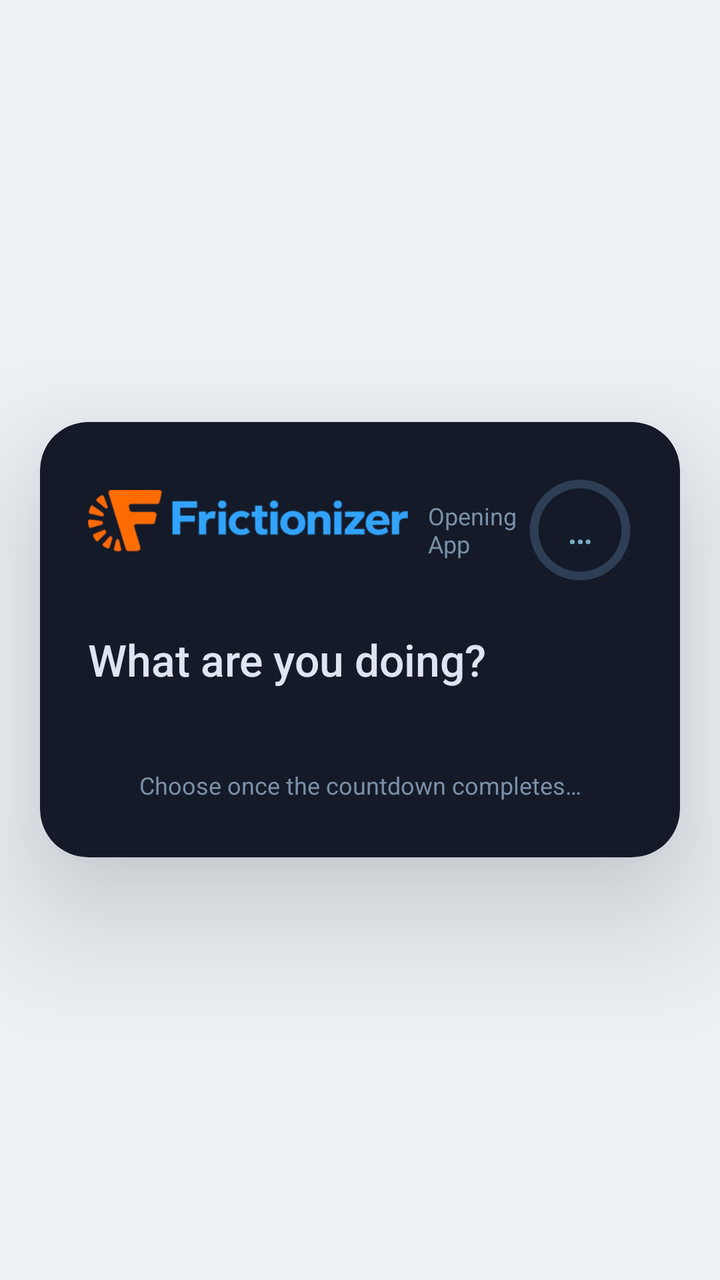
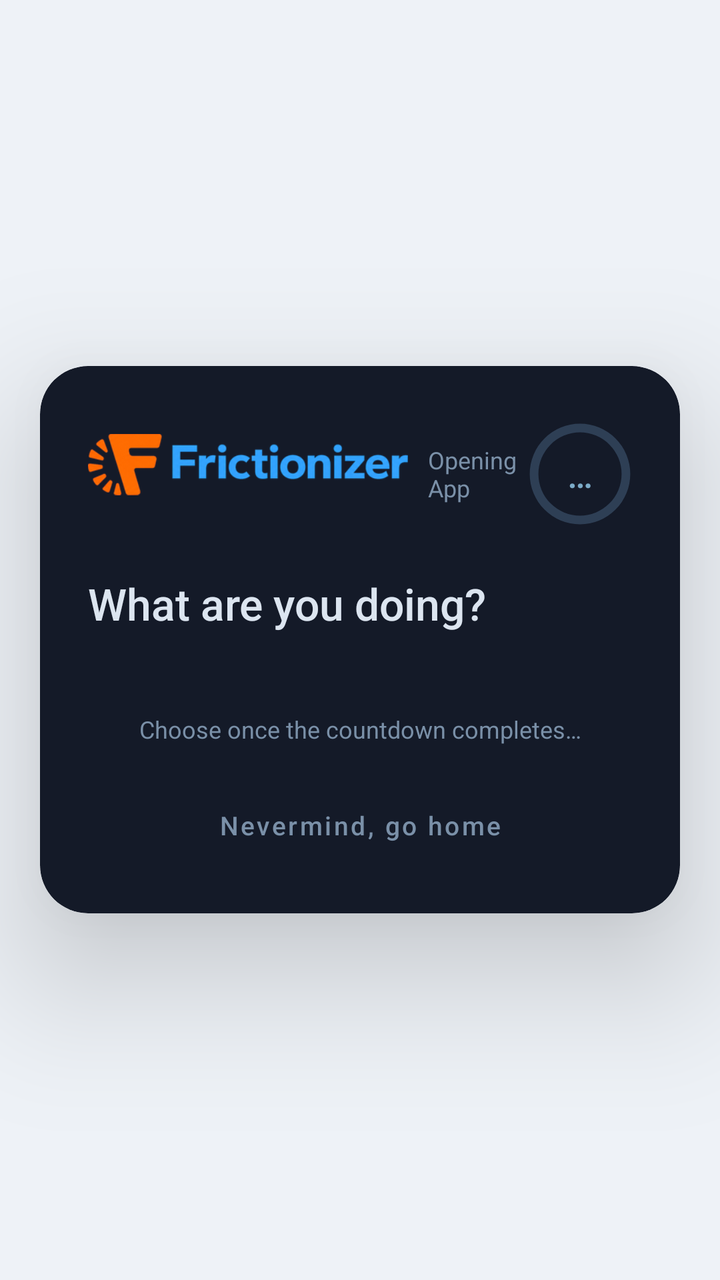

Compare the two renders of this Android layout. The source of the first and the diff that turns it into the second are given below.
<!-- AndroidManifest.xml: application theme Theme.Frictionizer -->
<!-- res/layout/overlay_friction.xml -->
<?xml version="1.0" encoding="utf-8"?>
<FrameLayout xmlns:android="http://schemas.android.com/apk/res/android"
    xmlns:app="http://schemas.android.com/apk/res-auto"
    android:id="@+id/overlay_container"
    android:layout_width="match_parent"
    android:layout_height="match_parent"
    android:clickable="false"
    android:focusable="false">

    <androidx.cardview.widget.CardView
        android:id="@+id/card_view"
        android:layout_width="match_parent"
        android:layout_height="wrap_content"
        android:layout_gravity="center"
        android:layout_marginHorizontal="20dp"
        app:cardBackgroundColor="@color/overlay_surface"
        app:cardCornerRadius="24dp"
        app:cardElevation="40dp"
        app:cardMaxElevation="40dp">

        <LinearLayout
            android:layout_width="match_parent"
            android:layout_height="wrap_content"
            android:orientation="vertical"
            android:paddingHorizontal="24dp"
            android:paddingTop="28dp"
            android:paddingBottom="28dp">

            <LinearLayout
                android:layout_width="match_parent"
                android:layout_height="wrap_content"
                android:orientation="horizontal"
                android:gravity="center_vertical"
                android:layout_marginBottom="24dp">

                
                <ImageView
                    android:layout_width="160dp"
                    android:layout_height="40dp"
                    android:src="@drawable/frictionizer_wordmark"
                    android:scaleType="fitStart"
                    android:contentDescription="Frictionizer" />

                <LinearLayout
                    android:layout_width="0dp"
                    android:layout_height="wrap_content"
                    android:layout_weight="1"
                    android:orientation="vertical"
                    android:layout_marginStart="10dp">

                    <TextView
                        android:id="@+id/tv_opening_app"
                        android:layout_width="wrap_content"
                        android:layout_height="wrap_content"
                        android:text="Opening App"
                        android:textColor="@color/overlay_text_muted"
                        android:textSize="12sp" />
                </LinearLayout>

                
                <FrameLayout
                    android:layout_width="52dp"
                    android:layout_height="52dp">

                    <ProgressBar
                        android:id="@+id/countdown_progress"
                        style="?android:attr/progressBarStyleHorizontal"
                        android:layout_width="52dp"
                        android:layout_height="52dp"
                        android:progressDrawable="@drawable/countdown_ring_track"
                        android:progress="100"
                        android:rotation="-90"
                        android:indeterminate="false" />

                    <TextView
                        android:id="@+id/tv_countdown"
                        android:layout_width="match_parent"
                        android:layout_height="match_parent"
                        android:gravity="center"
                        android:textColor="@color/overlay_primary"
                        android:textSize="18sp"
                        android:fontFamily="sans-serif-medium"
                        android:text="…" />
                </FrameLayout>
            </LinearLayout>

            <TextView
                android:layout_width="match_parent"
                android:layout_height="wrap_content"
                android:text="What are you doing?"
                android:textColor="@color/overlay_text"
                android:textSize="22sp"
                android:fontFamily="sans-serif-medium"
                android:layout_marginBottom="20dp" />

            <LinearLayout
                android:id="@+id/activities_container"
                android:layout_width="match_parent"
                android:layout_height="wrap_content"
                android:orientation="vertical"
                android:layout_marginBottom="8dp" />

            <TextView
                android:id="@+id/tv_waiting_hint"
                android:layout_width="match_parent"
                android:layout_height="wrap_content"
                android:text="Choose once the countdown completes…"
                android:textColor="@color/overlay_text_muted"
                android:textSize="12sp"
                android:gravity="center"
                android:layout_marginTop="12dp"
                android:visibility="visible" />

        </LinearLayout>
    </androidx.cardview.widget.CardView>
</FrameLayout>
<!-- resources referenced by this layout -->
<resources>
  <color name="overlay_primary">#7BABC8</color>
  <color name="overlay_surface">#141A28</color>
  <color name="overlay_text">#DCE5F0</color>
  <color name="overlay_text_muted">#7A90A8</color>
  <!-- drawable countdown_ring_track (drawable) -->
  <?xml version="1.0" encoding="utf-8"?>
  <shape xmlns:android="http://schemas.android.com/apk/res/android"
      android:shape="ring"
      android:innerRadiusRatio="2.5"
      android:thicknessRatio="12"
      android:useLevel="false">
      <solid android:color="#2E3F55"/>
  </shape>
  <!-- drawable frictionizer_wordmark: png bitmap (drawable, 24603 bytes) -->
  <style name="Theme.Frictionizer" parent="Theme.MaterialComponents.DayNight.NoActionBar">
          <item name="colorPrimary">@color/primary</item>
          <item name="colorPrimaryVariant">@color/primary_dark</item>
          <item name="colorOnPrimary">@color/white</item>
          <item name="colorSurface">@color/surface</item>
          <item name="android:colorBackground">@color/bg</item>
          <item name="android:windowBackground">@color/bg</item>
          <item name="android:statusBarColor">@color/bg</item>
          <item name="android:navigationBarColor">@color/bg</item>
          <item name="android:windowLightStatusBar">true</item>
      </style>
  <color name="primary">#4A7FA5</color>
  <color name="primary_dark">#3A6A8C</color>
  <color name="white">#FFFFFF</color>
  <color name="surface">#FFFFFF</color>
  <color name="bg">#EEF2F7</color>
</resources>

<!-- the commit's change to res/layout/overlay_friction.xml (unified diff, before → after) -->
@@ -3,9 +3,7 @@
     xmlns:app="http://schemas.android.com/apk/res-auto"
     android:id="@+id/overlay_container"
     android:layout_width="match_parent"
-    android:layout_height="match_parent"
-    android:clickable="false"
-    android:focusable="false">
+    android:layout_height="wrap_content">
 
     <androidx.cardview.widget.CardView
         android:id="@+id/card_view"
@@ -13,6 +11,7 @@
         android:layout_height="wrap_content"
         android:layout_gravity="center"
         android:layout_marginHorizontal="20dp"
+        android:layout_marginVertical="40dp"
         app:cardBackgroundColor="@color/overlay_surface"
         app:cardCornerRadius="24dp"
         app:cardElevation="40dp"
@@ -24,7 +23,7 @@
             android:orientation="vertical"
             android:paddingHorizontal="24dp"
             android:paddingTop="28dp"
-            android:paddingBottom="28dp">
+            android:paddingBottom="20dp">
 
             <LinearLayout
                 android:layout_width="match_parent"
@@ -111,6 +110,18 @@
                 android:layout_marginTop="12dp"
                 android:visibility="visible" />
 
+            <Button
+                android:id="@+id/btn_exit_friction"
+                android:layout_width="wrap_content"
+                android:layout_height="wrap_content"
+                android:layout_gravity="center"
+                android:layout_marginTop="16dp"
+                android:text="Nevermind, go home"
+                android:textColor="@color/overlay_text_muted"
+                android:textSize="13sp"
+                android:textAllCaps="false"
+                style="@style/Widget.MaterialComponents.Button.TextButton" />
+
         </LinearLayout>
     </androidx.cardview.widget.CardView>
 </FrameLayout>
